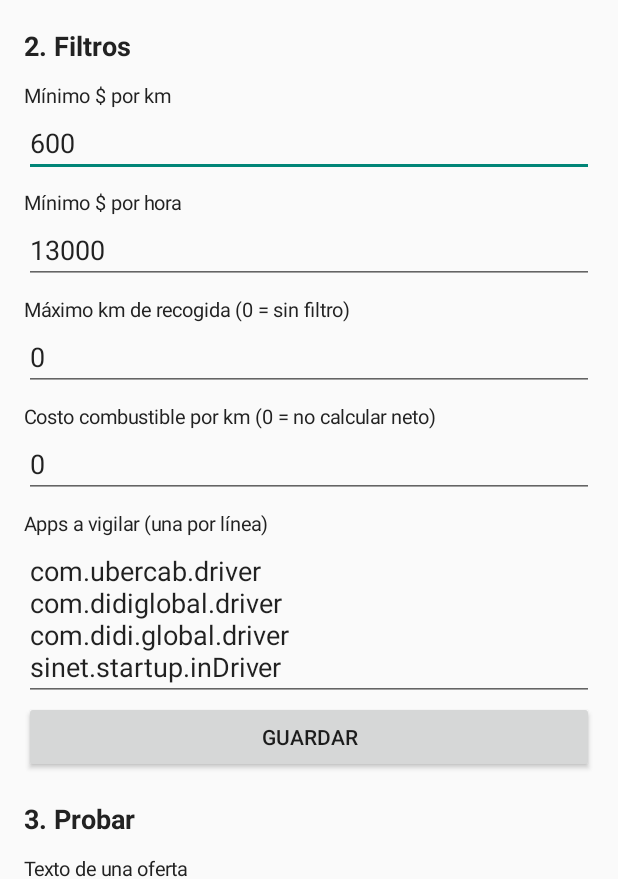
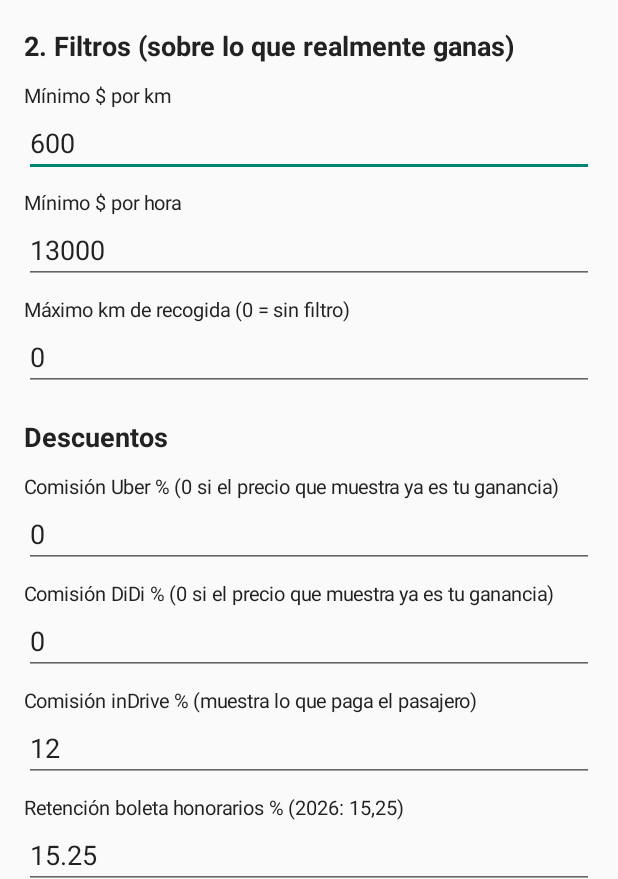
Before and after one commit to michaelpalmad-lang/filtrokm-app, an Android app: the screen it shows after launch (MainActivity), on a phone screen of 412 x 824 dp, the part 357-1236 px from its top. Run offline under Robolectric (Android 15) with nearby library versions, the phone set to English and light mode, and no system bars.

Commit message:
Lector DiDi/inDrive, comisiones por app y retención 15,25%: filtros sobre ganancia final

```diff
--- a/app/src/main/java/cl/filtrokm/CardBuilder.java
+++ b/app/src/main/java/cl/filtrokm/CardBuilder.java
@@ -19,9 +19,17 @@ public class CardBuilder {
     static final int BOX_OK = 0x33FFFFFF, BOX_BAD = 0xFF8E0000;
 
     public static View build(Context c, Parser.Offer o, Prefs p, View.OnClickListener onClose) {
-        boolean okKm = o.perKm() >= p.minPerKm;
+        // ganancia final = precio - comisión - retención (15,25%) - combustible
+        double com = o.price * p.commission(o.app) / 100.0;
+        double ret = (o.price - com) * p.retencion / 100.0;
+        double fuel = p.costPerKm * o.km;
+        double net = o.price - com - ret - fuel;
+        double netKm = o.km > 0 ? net / o.km : 0;
+        double netH = o.min > 0 ? net / (o.min / 60.0) : 0;
+
+        boolean okKm = netKm >= p.minPerKm;
         boolean hasH = o.min > 0;
-        boolean okH = !hasH || o.perHour() >= p.minPerHour;
+        boolean okH = !hasH || netH >= p.minPerHour;
         boolean usePick = p.maxPickupKm > 0 && o.pickupKm >= 0;
         boolean okPick = !usePick || o.pickupKm <= p.maxPickupKm;
 
@@ -59,13 +67,21 @@ public class CardBuilder {
         // fila 2: total
         LinearLayout r2 = new LinearLayout(c);
         r2.setGravity(Gravity.BOTTOM);
-        TextView lt = tv(c, "TOTAL ", 13, false);
-        TextView tot = tv(c, Parser.clp(o.price), 30, true);
+        TextView lt = tv(c, "GANAS ", 13, false);
+        TextView tot = tv(c, Parser.clp(net), 30, true);
         TextView chk = tv(c, fails.isEmpty() ? "  ✓✓" : "  ✗", 22, true);
         r2.addView(lt);
         r2.addView(tot);
         r2.addView(chk);
         root.addView(r2);
+
+        StringBuilder det = new StringBuilder("Tarifa " + Parser.clp(o.price));
+        if (com > 0) det.append(" · comisión −").append(Parser.clp(com));
+        if (ret > 0) det.append(" · retención −").append(Parser.clp(ret));
+        if (fuel > 0) det.append(" · bencina −").append(Parser.clp(fuel));
+        TextView dt = tv(c, det.toString(), 12, false);
+        dt.setAlpha(0.9f);
+        root.addView(dt);
 
         String status = fails.isEmpty() ? "TODOS LOS FILTROS CUMPLEN" : "NO CUMPLE: " + join(fails);
         TextView st = tv(c, status, 13, false);
@@ -74,23 +90,17 @@ public class CardBuilder {
 
         // fila 3: recuadros
         LinearLayout r3 = new LinearLayout(c);
-        r3.addView(box(c, (okKm ? "✓ " : "✗ ") + Parser.clp(o.perKm()) + "/km",
-                "Mín. " + Parser.clp(p.minPerKm), okKm), boxLp(c, false));
+        r3.addView(box(c, (okKm ? "✓ " : "✗ ") + Parser.clp(netKm) + "/km",
+                "Mín. " + Parser.clp(p.minPerKm) + "\nBruto " + Parser.clp(o.perKm()), okKm), boxLp(c, false));
         if (hasH) {
-            r3.addView(box(c, (okH ? "✓ " : "✗ ") + Parser.clp(o.perHour()) + "/h",
-                    "Mín. " + Parser.clp(p.minPerHour), okH), boxLp(c, false));
+            r3.addView(box(c, (okH ? "✓ " : "✗ ") + Parser.clp(netH) + "/h",
+                    "Mín. " + Parser.clp(p.minPerHour) + "\nBruto " + Parser.clp(o.perHour()), okH), boxLp(c, false));
         }
         String sub = Parser.km(o.km) + " km total";
         if (o.pickupKm >= 0) sub += "\nRecogida " + Parser.km(o.pickupKm) + " km";
         r3.addView(box(c, "⏱ " + (hasH ? Parser.mins(o.min) : "-- min"), sub, okPick), boxLp(c, true));
         root.addView(r3);
 
-        if (p.costPerKm > 0) {
-            double fuel = p.costPerKm * o.km;
-            TextView neto = tv(c, "Neto " + Parser.clp(o.price - fuel) + "  ·  combustible " + Parser.clp(fuel), 13, true);
-            neto.setPadding(0, dp(c, 6), 0, 0);
-            root.addView(neto);
-        }
         return root;
     }
 
--- a/app/src/main/java/cl/filtrokm/MainActivity.java
+++ b/app/src/main/java/cl/filtrokm/MainActivity.java
@@ -32,7 +32,7 @@ public class MainActivity extends Activity {
 
     LinearLayout col;
     TextView status;
-    EditText eKm, eHora, ePick, eCost, ePkgs, eTest;
+    EditText eKm, eHora, ePick, eCost, eComU, eComD, eComI, eRet, ePkgs, eTest;
     LinearLayout preview;
     TextView diag;
 
@@ -59,11 +59,16 @@ public class MainActivity extends Activity {
         col.addView(help);
 
         Prefs pr = Prefs.load(this);
-        title("2. Filtros");
+        title("2. Filtros (sobre lo que realmente ganas)");
         eKm = field("Mínimo $ por km", fmt(pr.minPerKm), true);
         eHora = field("Mínimo $ por hora", fmt(pr.minPerHour), true);
         ePick = field("Máximo km de recogida (0 = sin filtro)", fmt(pr.maxPickupKm), true);
-        eCost = field("Costo combustible por km (0 = no calcular neto)", fmt(pr.costPerKm), true);
+        title("Descuentos");
+        eComU = field("Comisión Uber % (0 si el precio que muestra ya es tu ganancia)", fmt(pr.comUber), true);
+        eComD = field("Comisión DiDi % (0 si el precio que muestra ya es tu ganancia)", fmt(pr.comDidi), true);
+        eComI = field("Comisión inDrive % (muestra lo que paga el pasajero)", fmt(pr.comIndrive), true);
+        eRet = field("Retención boleta honorarios % (2026: 15,25)", fmt(pr.retencion), true);
+        eCost = field("Costo bencina por km (0 = no descontar)", fmt(pr.costPerKm), true);
         ePkgs = field("Apps a vigilar (una por línea)", pr.pkgs, false);
         button("Guardar", new View.OnClickListener() {
             public void onClick(View v) { save(); runTest(); toast("Guardado"); }
@@ -120,6 +125,10 @@ public class MainActivity extends Activity {
                 .putString("minHora", eHora.getText().toString().trim())
                 .putString("maxRecogida", ePick.getText().toString().trim())
                 .putString("costoKm", eCost.getText().toString().trim())
+                .putString("comUber", eComU.getText().toString().trim())
+                .putString("comDidi", eComD.getText().toString().trim())
+                .putString("comIndrive", eComI.getText().toString().trim())
+                .putString("retencion", eRet.getText().toString().trim())
                 .putString("pkgs", ePkgs.getText().toString().trim())
                 .apply();
     }
@@ -137,7 +146,7 @@ public class MainActivity extends Activity {
             items.add(new Parser.Item(line, h));
         }
         Parser.Offer o = Parser.parse(items);
-        o.app = "Prueba";
+        o.app = guessApp(eTest.getText().toString());
         preview.removeAllViews();
         if (!o.valid) {
             preview.addView(text("No se encontró precio y km en el texto (precio " + o.price + ", km " + o.km + ").", 14));
@@ -145,6 +154,14 @@ public class MainActivity extends Activity {
         }
         save();
         preview.addView(CardBuilder.build(this, o, Prefs.load(this), null));
+    }
+
+    static String guessApp(String t) {
+        String l = t.toLowerCase();
+        if (l.contains("ubercab")) return "Uber";
+        if (l.contains("didi") || l.contains("tarifa base")) return "DiDi";
+        if (l.contains("indriver") || l.contains("aceptar por")) return "inDrive";
+        return "Uber";
     }
 
     // ---------- helpers UI ----------
--- a/app/src/main/java/cl/filtrokm/Parser.java
+++ b/app/src/main/java/cl/filtrokm/Parser.java
@@ -37,12 +37,22 @@ public class Parser {
 
     // grupo1 = "+" (bono incluido, se ignora) · grupo2 = monto · grupo3 = "/km" "/h" (se ignora)
     static final Pattern MONEY = Pattern.compile(
-            "(\\+\\s?)?(?:CLP|\\$)\\s?(\\d{1,3}(?:[.,\\u00A0\\u202F ]\\d{3})+(?:[.,]\\d{2})?|\\d+(?:[.,]\\d{2})?)(\\s?/\\s?(?:km|h|hr|min))?",
+            "(\\+\\s?)?(?:CLP|\\$)\\s?(\\d{1,3}(?:[.,\\u00A0\\u202F ]\\d{3})+(?:[.,]\\d{1,2})?|\\d+(?:[.,]\\d{1,2})?)(\\s?/\\s?(?:km|h|hr|min))?",
             Pattern.CASE_INSENSITIVE);
 
     // "1 h 5 min (40 km)" o "3 min (0.6 km)"
     static final Pattern PAIR = Pattern.compile(
             "(?:(\\d+)\\s*h(?:rs?|oras?)?\\s*)?(\\d+)\\s*min\\s*\\(\\s*(\\d+(?:[.,]\\d+)?)\\s*(km|m)\\s*\\)",
+            Pattern.CASE_INSENSITIVE);
+
+    // "13.2 km  33 min" (inDrive) o "A 900 m · 3 min"
+    static final Pattern PAIR_KM_MIN = Pattern.compile(
+            "(?<![\\d.,])(\\d+(?:[.,]\\d+)?)\\s*(km|m)\\b[\\s·•|,-]*(?:(\\d+)\\s*h(?:rs?|oras?)?\\s*)?(\\d+)\\s*min",
+            Pattern.CASE_INSENSITIVE);
+
+    // "12 min · 4,5 km"
+    static final Pattern PAIR_MIN_KM = Pattern.compile(
+            "(?<![\\d+])(?:(\\d+)\\s*h(?:rs?|oras?)?\\s*)?(\\d+)\\s*min\\.?[\\s·•|,-]*(\\d+(?:[.,]\\d+)?)\\s*(km|m)\\b",
             Pattern.CASE_INSENSITIVE);
 
     static final Pattern KM = Pattern.compile(
@@ -69,13 +79,24 @@ public class Parser {
         Offer o = new Offer();
         o.price = pickPrice(items, all);
 
+        // pares tiempo/distancia, buscados dentro de cada texto y sin repetir
         List<double[]> pairs = new ArrayList<double[]>();
-        Matcher m = PAIR.matcher(all);
-        while (m.find()) {
-            double min = (m.group(1) != null ? Integer.parseInt(m.group(1)) * 60 : 0) + Integer.parseInt(m.group(2));
-            double km = num(m.group(3));
-            if (m.group(4).equalsIgnoreCase("m")) km /= 1000.0;
-            pairs.add(new double[]{min, km});
+        java.util.HashSet<String> seen = new java.util.HashSet<String>();
+        for (Item it : items) {
+            String t = it.text;
+            Matcher m = PAIR.matcher(t);
+            boolean found = false;
+            while (m.find()) { found = true; addPair(pairs, seen, m.group(1), m.group(2), m.group(3), m.group(4)); }
+            if (found) continue;
+            m = PAIR_KM_MIN.matcher(t);
+            while (m.find()) { found = true; addPair(pairs, seen, m.group(3), m.group(4), m.group(1), m.group(2)); }
+            if (found) continue;
+            m = PAIR_MIN_KM.matcher(t);
+            while (m.find()) { addPair(pairs, seen, m.group(1), m.group(2), m.group(3), m.group(4)); }
+        }
+        if (pairs.isEmpty()) { // textos separados: "3 min" + "(0.6 km)"
+            Matcher m = PAIR.matcher(all);
+            while (m.find()) addPair(pairs, seen, m.group(1), m.group(2), m.group(3), m.group(4));
         }
 
         if (!pairs.isEmpty()) {
@@ -102,6 +123,15 @@ public class Parser {
         }
         o.valid = o.price > 0 && o.km > 0.05;
         return o;
+    }
+
+    static void addPair(List<double[]> pairs, java.util.HashSet<String> seen, String h, String mi, String dist, String unit) {
+        double min = (h != null ? Integer.parseInt(h) * 60 : 0) + Integer.parseInt(mi);
+        double km = num(dist);
+        if (unit.equalsIgnoreCase("m")) km /= 1000.0;
+        if (km <= 0 || km > 300 || min > 600) return;
+        String key = Math.round(min) + "|" + Math.round(km * 10);
+        if (seen.add(key)) pairs.add(new double[]{min, km});
     }
 
     /** Quita textos repetidos y contenedores que solo repiten el texto de sus hijos. */
@@ -159,7 +189,7 @@ public class Parser {
 
     static long money(String s) {
         s = s.trim();
-        if (s.matches(".*[.,]\\d{2}$")) s = s.substring(0, s.length() - 3); // centavos
+        if (s.matches(".*[.,]\\d{1,2}$") && !s.matches("\\d{1,3}[.,]\\d{3}")) s = s.replaceAll("[.,]\\d{1,2}$", ""); // decimales
         String d = s.replaceAll("\\D", "");
         if (d.isEmpty()) return 0;
         try { return Long.parseLong(d); } catch (Exception e) { return 0; }
--- a/app/src/main/java/cl/filtrokm/Prefs.java
+++ b/app/src/main/java/cl/filtrokm/Prefs.java
@@ -15,6 +15,8 @@ public class Prefs {
     public double minPerHour;
     public double maxPickupKm;   // 0 = sin filtro
     public double costPerKm;     // 0 = no calcula neto
+    public double comUber, comDidi, comIndrive; // % comisión a descontar del precio mostrado
+    public double retencion;                    // % retención boleta honorarios (2026: 15,25)
     public String pkgs;
     public int overlayY;
 
@@ -29,6 +31,10 @@ public class Prefs {
         r.minPerHour = getD(p, "minHora", 13000);
         r.maxPickupKm = getD(p, "maxRecogida", 0);
         r.costPerKm = getD(p, "costoKm", 0);
+        r.comUber = getD(p, "comUber", 0);
+        r.comDidi = getD(p, "comDidi", 0);
+        r.comIndrive = getD(p, "comIndrive", 12);
+        r.retencion = getD(p, "retencion", 15.25);
         r.pkgs = p.getString("pkgs", DEFAULT_PKGS);
         r.overlayY = p.getInt("overlayY", 80);
         return r;
@@ -42,8 +48,17 @@ public class Prefs {
         }
     }
 
+    public double commission(String app) {
+        if ("Uber".equals(app)) return comUber;
+        if ("DiDi".equals(app)) return comDidi;
+        if ("inDrive".equals(app)) return comIndrive;
+        return 0;
+    }
+
     public boolean isTarget(String pkg) {
         if (pkg == null) return false;
+        String lp = pkg.toLowerCase();
+        if (lp.contains("didi") && lp.contains("driver")) return true;
         for (String s : pkgs.split("[\\n,; ]+")) {
             s = s.trim();
             if (s.length() > 2 && pkg.equalsIgnoreCase(s)) return true;
```
